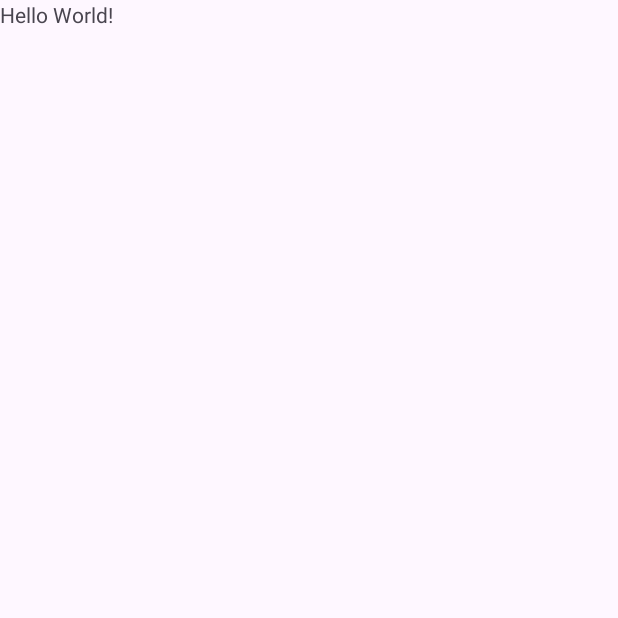
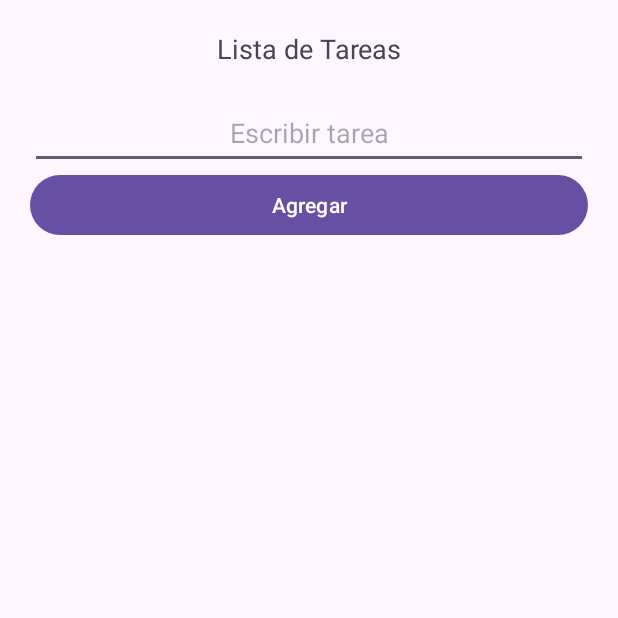
Before and after one commit to Idlaviv17/TasksList, an Android app: the screen it shows after launch (MainActivity), on a phone screen of 412 x 824 dp, the top half of it. Before the commit the part shown is almost empty. Run offline under Robolectric (Android 15) with nearby library versions, the phone set to English and light mode, and no system bars.

Commit message:
Add basic UI

```diff
--- a/app/src/main/res/layout/activity_main.xml
+++ b/app/src/main/res/layout/activity_main.xml
@@ -4,15 +4,37 @@
     xmlns:tools="http://schemas.android.com/tools"
     android:layout_width="match_parent"
     android:layout_height="match_parent"
-    tools:context=".MainActivity">
+    tools:context=".MainActivity"
+    android:orientation="vertical" >
 
     <TextView
-        android:layout_width="wrap_content"
+        android:layout_width="match_parent"
         android:layout_height="wrap_content"
-        android:text="Hello World!"
-        app:layout_constraintBottom_toBottomOf="parent"
-        app:layout_constraintEnd_toEndOf="parent"
-        app:layout_constraintStart_toStartOf="parent"
-        app:layout_constraintTop_toTopOf="parent" />
+        android:text="Lista de Tareas"
+        android:textAlignment="center"
+        android:textSize="18sp"
+        android:layout_margin="20dp" />
+
+    <EditText
+        android:id="@+id/et_tarea"
+        android:layout_width="match_parent"
+        android:layout_height="48dp"
+        android:layout_marginHorizontal="20dp"
+        android:textAlignment="center"
+        android:hint="Escribir tarea" />
+
+    <Button
+        android:id="@+id/btn_agregar"
+        android:layout_width="match_parent"
+        android:layout_height="wrap_content"
+        android:text="Agregar"
+        android:layout_marginHorizontal="20dp" />
+
+    <ListView
+        android:id="@+id/listview_tareas"
+        android:layout_width="match_parent"
+        android:layout_height="0dp"
+        android:layout_weight="1"
+        android:layout_margin="20dp" />
 
 </LinearLayout>
```
